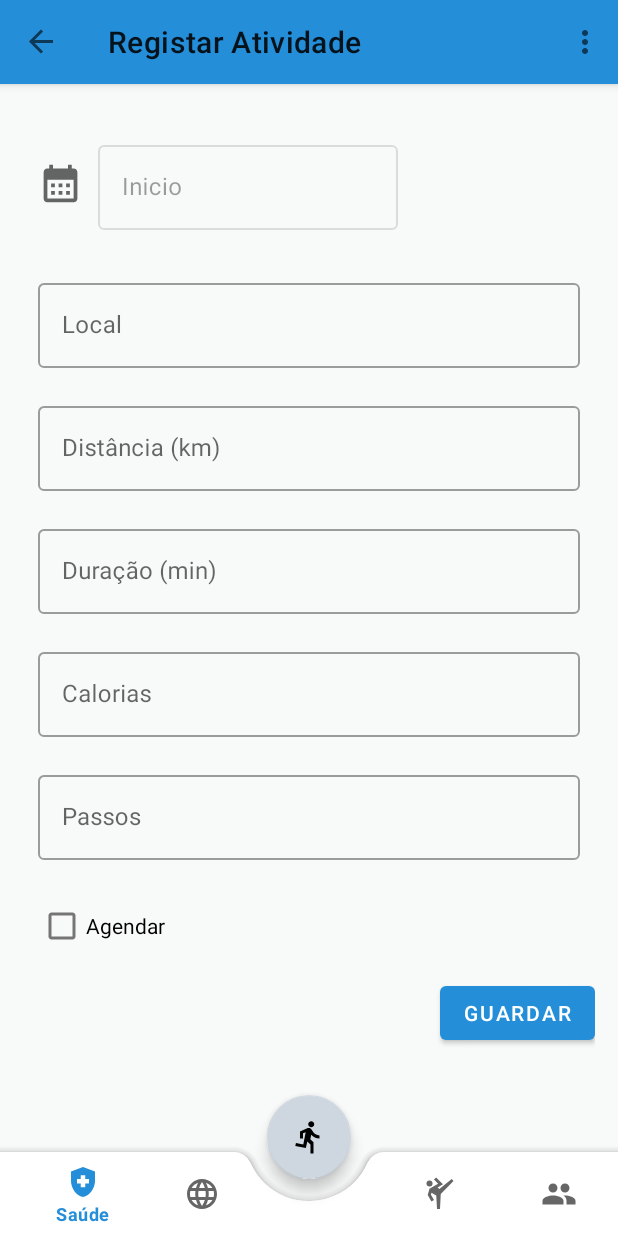
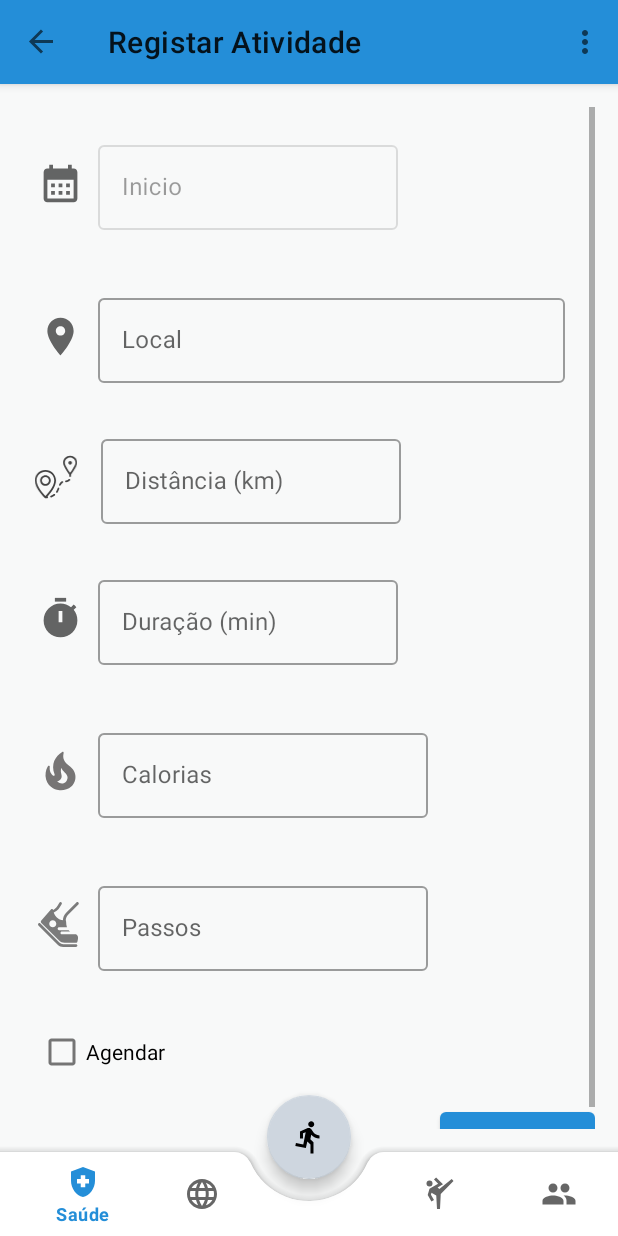
Before and after one commit to joaobraganca555/ExerciseYourSelf, an Android app: the AddManualExercise screen opened through its navigation route, on a phone screen of 412 x 824 dp. Run offline under Robolectric (Android 15) with nearby library versions, the phone set to English and light mode, and no system bars; our stand-ins replace Firebase (no records; nobody signed in at launch, a user with empty details on screens opened directly), Room's generated code, navigation-ui; libraries missing offline, so code that uses them is left out: com.mikhaellopez.circularprogressbar; 2 statements that could not run were skipped.

Commit message:
icons for manual exercise

```diff
--- /dev/null
+++ b/app/src/main/res/drawable/ic_baseline_fire_gray.xml
@@ -0,0 +1,5 @@
+<vector android:height="24dp" android:tint="#777575"
+    android:viewportHeight="24" android:viewportWidth="24"
+    android:width="24dp" xmlns:android="http://schemas.android.com/apk/res/android">
+    <path android:fillColor="@android:color/white" android:pathData="M19.48,12.35c-1.57,-4.08 -7.16,-4.3 -5.81,-10.23c0.1,-0.44 -0.37,-0.78 -0.75,-0.55C9.29,3.71 6.68,8 8.87,13.62c0.18,0.46 -0.36,0.89 -0.75,0.59c-1.81,-1.37 -2,-3.34 -1.84,-4.75c0.06,-0.52 -0.62,-0.77 -0.91,-0.34C4.69,10.16 4,11.84 4,14.37c0.38,5.6 5.11,7.32 6.81,7.54c2.43,0.31 5.06,-0.14 6.95,-1.87C19.84,18.11 20.6,15.03 19.48,12.35zM10.2,17.38c1.44,-0.35 2.18,-1.39 2.38,-2.31c0.33,-1.43 -0.96,-2.83 -0.09,-5.09c0.33,1.87 3.27,3.04 3.27,5.08C15.84,17.59 13.1,19.76 10.2,17.38z"/>
+</vector>
--- /dev/null
+++ b/app/src/main/res/drawable/ic_baseline_timer_24.xml
@@ -0,0 +1,6 @@
+<vector android:autoMirrored="true" android:height="24dp"
+    android:tint="?attr/colorControlNormal" android:viewportHeight="24"
+    android:viewportWidth="24" android:width="24dp" xmlns:android="http://schemas.android.com/apk/res/android">
+    <path android:fillColor="@android:color/white" android:pathData="M9,1h6v2h-6z"/>
+    <path android:fillColor="@android:color/white" android:pathData="M19.03,7.39l1.42,-1.42c-0.43,-0.51 -0.9,-0.99 -1.41,-1.41l-1.42,1.42C16.07,4.74 14.12,4 12,4c-4.97,0 -9,4.03 -9,9c0,4.97 4.02,9 9,9s9,-4.03 9,-9C21,10.88 20.26,8.93 19.03,7.39zM13,14h-2V8h2V14z"/>
+</vector>
--- /dev/null
+++ b/app/src/main/res/drawable/ic_distance.xml
@@ -0,0 +1,12 @@
+<vector android:autoMirrored="true" android:height="841.89dp"
+    android:viewportHeight="841.89" android:viewportWidth="595.28"
+    android:width="595.28dp" xmlns:android="http://schemas.android.com/apk/res/android">
+    <path android:fillColor="#434343" android:pathData="M496.067,123.305c-54.705,0 -99.213,44.508 -99.213,99.213c0,47.453 70.305,143.494 86.777,165.353c-0.005,7.061 0,13.994 -0.171,20.357c-0.181,6.842 5.22,12.547 12.074,12.729c0.109,0 0.219,0 0.339,0c6.685,0 12.208,-5.341 12.389,-12.074c0.171,-6.529 0.166,-13.657 0.171,-20.919c16.363,-21.709 86.846,-117.938 86.846,-165.446C595.28,167.813 550.772,123.305 496.067,123.305zM496.067,362.982c-27.262,-37.507 -74.41,-108.89 -74.41,-140.464c0,-41.032 33.378,-74.41 74.41,-74.41s74.41,33.378 74.41,74.41C570.477,254.092 523.329,325.473 496.067,362.982z"/>
+    <path android:fillColor="#434343" android:pathData="M496.067,197.715c-13.673,0 -24.803,11.13 -24.803,24.803s11.13,24.803 24.803,24.803s24.803,-11.129 24.803,-24.803C520.87,208.845 509.74,197.715 496.067,197.715z"/>
+    <path android:fillColor="#434343" android:pathData="M148.82,396.142c-41.032,0 -74.41,33.378 -74.41,74.41s33.378,74.41 74.41,74.41s74.41,-33.378 74.41,-74.41S189.852,396.142 148.82,396.142zM148.82,520.158c-27.358,0 -49.607,-22.247 -49.607,-49.607c0,-27.36 22.249,-49.606 49.607,-49.606s49.607,22.247 49.607,49.607C198.427,497.912 176.178,520.158 148.82,520.158z"/>
+    <path android:fillColor="#434343" android:pathData="M336.674,570.274c-6.419,-2.495 -13.565,0.691 -16.047,7.085c-5.559,14.363 -12.51,31.113 -21.885,46.457c-3.573,5.849 -1.72,13.48 4.118,17.053c2.023,1.236 4.251,1.817 6.455,1.817c4.179,0 8.26,-2.108 10.598,-5.934c10.392,-17.028 17.887,-35.049 23.846,-50.43C346.23,579.938 343.057,572.757 336.674,570.274z"/>
+    <path android:fillColor="#434343" android:pathData="M266.745,660.779c-12.426,9.846 -26.547,17.258 -43.188,22.672c-6.516,2.12 -10.077,9.12 -7.957,15.635c1.708,5.232 6.564,8.563 11.796,8.563c1.272,0 2.567,-0.194 3.839,-0.606c19.22,-6.249 36.345,-15.271 50.915,-26.814c5.366,-4.263 6.274,-12.063 2.023,-17.428C279.885,657.449 272.098,656.492 266.745,660.779z"/>
+    <path android:fillColor="#434343" android:pathData="M379.607,480.737c-20.467,11.615 -31.839,31.779 -38.622,45.925c-2.967,6.177 -0.364,13.589 5.813,16.543c1.732,0.836 3.561,1.223 5.353,1.223c4.626,0 9.059,-2.592 11.191,-7.036c8.611,-17.961 17.404,-28.776 28.521,-35.098c5.947,-3.379 8.042,-10.949 4.651,-16.907C393.148,479.429 385.602,477.334 379.607,480.737z"/>
+    <path android:fillColor="#434343" android:pathData="M491.464,450.036c-5.632,-3.815 -13.371,-2.35 -17.222,3.318c-4.081,6.032 -12.438,14.327 -37.714,16.592c-6.819,0.617 -11.857,6.636 -11.239,13.467c0.581,6.443 5.995,11.287 12.342,11.287c0.376,0 0.751,-0.012 1.127,-0.049c26.85,-2.41 45.174,-11.372 56.026,-27.396C498.623,461.589 497.132,453.875 491.464,450.036z"/>
+    <path android:fillColor="#434343" android:pathData="M178.206,693.943c39.132,-41.73 119.434,-137.733 119.434,-223.39c0,-83.445 -65.375,-148.82 -148.82,-148.82S0,387.107 0,470.552C0,581.307 134.577,709.78 140.306,715.195c2.386,2.265 5.451,3.391 8.514,3.391c9.035,0 17.621,-0.315 25.76,-0.932c6.831,-0.521 11.953,-6.468 11.432,-13.298C185.64,699.466 182.477,695.654 178.206,693.943zM148.82,688.695c-29.297,-29.89 -124.017,-133.124 -124.017,-218.143c0,-69.542 54.476,-124.017 124.017,-124.017s124.017,54.475 124.017,124.017C272.837,555.571 178.117,658.805 148.82,688.695z"/>
+</vector>
--- /dev/null
+++ b/app/src/main/res/drawable/ic_footstep.xml
@@ -0,0 +1,8 @@
+<vector android:alpha="0.69" android:autoMirrored="true"
+    android:height="32dp" android:viewportHeight="32"
+    android:viewportWidth="32" android:width="32dp" xmlns:android="http://schemas.android.com/apk/res/android">
+    <path android:fillColor="#434343" android:pathData="M27,32h-9.1c-1.5,0 -2.8,-0.6 -3.9,-1.6L0.3,16.7c-0.4,-0.4 -0.4,-1 0,-1.4s1,-0.4 1.4,0L15.4,29c0.7,0.6 1.5,1 2.5,1H27c0.6,0 1,0.4 1,1S27.6,32 27,32z"/>
+    <path android:fillColor="#434343" android:pathData="M27.1,23H17c-0.6,0 -1,-0.4 -1,-1s0.4,-1 1,-1h5.8c-0.4,-0.3 -0.7,-0.6 -1,-1H15c-0.6,0 -1,-0.4 -1,-1s0.4,-1 1,-1h5.6c-0.4,-1.1 -0.6,-2.4 -0.6,-4c0,-0.3 -0.1,-0.5 -0.3,-0.7C19.5,13.1 19.3,13 19,13h-1c-3.3,0 -7,-3.7 -7,-7c0,-0.4 -0.3,-0.8 -0.6,-0.9C10,4.9 9.5,5 9.2,5.3l-7,8c-0.3,0.4 -0.3,1 0,1.4L15,27.4c1,1 2.4,1.6 3.9,1.6H27c0.5,0 0.9,-0.3 1,-0.8l0.4,-1.8c0.2,-0.9 0.1,-1.8 -0.4,-2.5C27.8,23.6 27.5,23.3 27.1,23zM10.5,18C9.1,18 8,16.9 8,15.5S9.1,13 10.5,13s2.5,1.1 2.5,2.5S11.9,18 10.5,18z"/>
+    <path android:fillColor="#434343" android:pathData="M19,15.7c-0.4,0 -0.8,-0.3 -1,-0.7c-0.7,-2.6 0,-5.5 2,-7.4l7.3,-7.3c0.4,-0.4 1,-0.4 1.4,0s0.4,1 0,1.4L21.4,9c-1.4,1.4 -2,3.5 -1.5,5.5c0.1,0.5 -0.2,1.1 -0.7,1.2C19.2,15.7 19.1,15.7 19,15.7z"/>
+    <path android:fillColor="#434343" android:pathData="M10,8C9.6,8 9.2,7.7 9.1,7.3C8.9,6.8 9.2,6.2 9.7,6.1c1.7,-0.6 3.2,-1.7 4.1,-3.3l1.4,-2.3C15.4,0 16,-0.1 16.5,0.1C17,0.4 17.1,1 16.9,1.5l-1.4,2.3c-1.2,2 -3,3.4 -5.2,4.1C10.2,8 10.1,8 10,8z"/>
+</vector>
--- a/app/src/main/res/layout/fragment_add_manual_exercise.xml
+++ b/app/src/main/res/layout/fragment_add_manual_exercise.xml
@@ -40,6 +40,20 @@
             </com.google.android.material.textfield.TextInputLayout>
 
         </LinearLayout>
+
+        <LinearLayout
+            android:layout_width="match_parent"
+            android:layout_height="wrap_content"
+            android:padding="10dp"
+            android:orientation="horizontal">
+
+            <ImageView
+                android:id="@+id/imageView1"
+                android:layout_width="30dp"
+                android:layout_height="30dp"
+                android:layout_gravity="center"
+                android:src="@drawable/ic_baseline_location_on_24" />
+
             <com.google.android.material.textfield.TextInputLayout
                 style="@style/Widget.MaterialComponents.TextInputLayout.OutlinedBox"
                 android:layout_width="match_parent"
@@ -54,21 +68,52 @@
                     android:layout_height="wrap_content" />
 
             </com.google.android.material.textfield.TextInputLayout>
+        </LinearLayout>
+
+
+        <LinearLayout
+            android:layout_width="match_parent"
+            android:layout_height="wrap_content"
+            android:padding="2dp"
+            android:orientation="horizontal">
+
+            <ImageView
+                android:id="@+id/imageView2"
+                android:layout_width="40dp"
+                android:layout_height="40dp"
+                android:layout_gravity="center"
+                android:src="@drawable/ic_distance" />
 
             <com.google.android.material.textfield.TextInputLayout
                 style="@style/Widget.MaterialComponents.TextInputLayout.OutlinedBox"
                 android:layout_width="match_parent"
                 android:layout_height="wrap_content"
                 android:layout_margin="10dp"
+
                 android:hint="Distância (km)"
                 android:inputType="text">
 
                 <com.google.android.material.textfield.TextInputEditText
                     android:id="@+id/txtDistance"
-                android:layout_width="match_parent"
+                    android:layout_marginEnd="5dp"
+                    android:layout_width="200dp"
                     android:layout_height="wrap_content" />
 
             </com.google.android.material.textfield.TextInputLayout>
+        </LinearLayout>
+
+        <LinearLayout
+            android:layout_width="match_parent"
+            android:layout_height="wrap_content"
+            android:padding="10dp"
+            android:orientation="horizontal">
+
+            <ImageView
+                android:id="@+id/imageView3"
+                android:layout_width="30dp"
+                android:layout_height="30dp"
+                android:layout_gravity="center"
+                android:src="@drawable/ic_baseline_timer_24" />
 
                 <com.google.android.material.textfield.TextInputLayout
                     style="@style/Widget.MaterialComponents.TextInputLayout.OutlinedBox"
@@ -80,10 +125,24 @@
 
                     <com.google.android.material.textfield.TextInputEditText
                         android:id="@+id/txtDuration"
-                android:layout_width="match_parent"
+                        android:layout_width="200dp"
                         android:layout_height="wrap_content" />
 
                 </com.google.android.material.textfield.TextInputLayout>
+        </LinearLayout>
+
+        <LinearLayout
+            android:layout_width="match_parent"
+            android:layout_height="wrap_content"
+            android:padding="10dp"
+            android:orientation="horizontal">
+
+            <ImageView
+                android:id="@+id/imageView4"
+                android:layout_width="30dp"
+                android:layout_height="30dp"
+                android:layout_gravity="center"
+                android:src="@drawable/ic_baseline_fire_gray" />
 
             <com.google.android.material.textfield.TextInputLayout
                 style="@style/Widget.MaterialComponents.TextInputLayout.OutlinedBox"
@@ -95,10 +154,24 @@
 
                 <com.google.android.material.textfield.TextInputEditText
                     android:id="@+id/txtCal"
-                android:layout_width="match_parent"
+                    android:layout_width="220dp"
                     android:layout_height="wrap_content" />
 
             </com.google.android.material.textfield.TextInputLayout>
+        </LinearLayout>
+
+        <LinearLayout
+            android:layout_width="match_parent"
+            android:layout_height="wrap_content"
+            android:padding="10dp"
+            android:orientation="horizontal">
+
+            <ImageView
+                android:id="@+id/imageView5"
+                android:layout_width="30dp"
+                android:layout_height="30dp"
+                android:layout_gravity="center"
+                android:src="@drawable/ic_footstep" />
 
                 <com.google.android.material.textfield.TextInputLayout
                     style="@style/Widget.MaterialComponents.TextInputLayout.OutlinedBox"
@@ -110,9 +183,10 @@
 
                     <com.google.android.material.textfield.TextInputEditText
                         android:id="@+id/txtNumFootsteps"
-                android:layout_width="match_parent"
+                        android:layout_width="220dp"
                         android:layout_height="wrap_content" />
                 </com.google.android.material.textfield.TextInputLayout>
+        </LinearLayout>
 
         <CheckBox android:id="@+id/checkbox_schedule"
             android:layout_width="wrap_content"
@@ -180,7 +254,6 @@
                 </LinearLayout>
             </LinearLayout>
         </LinearLayout>
-
         <Button
             android:id="@+id/saveBtn"
             android:layout_width="wrap_content"
```
Lines whose indentation alone changed are shown as unchanged.
